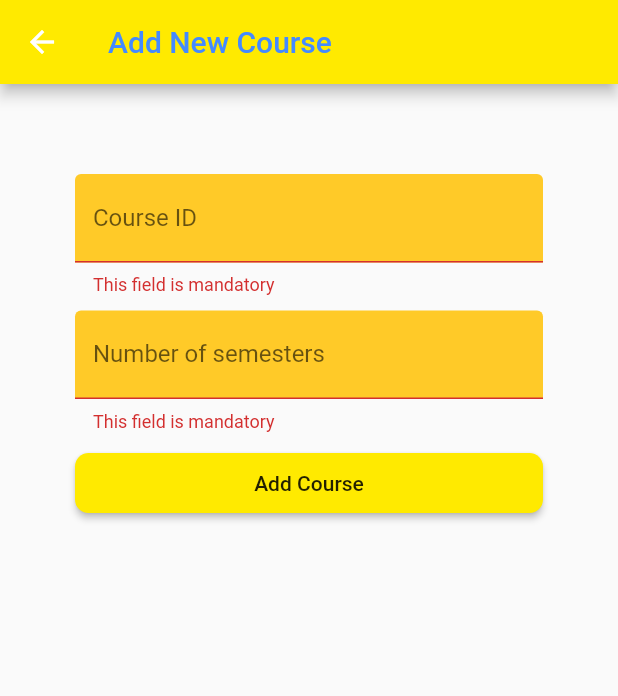
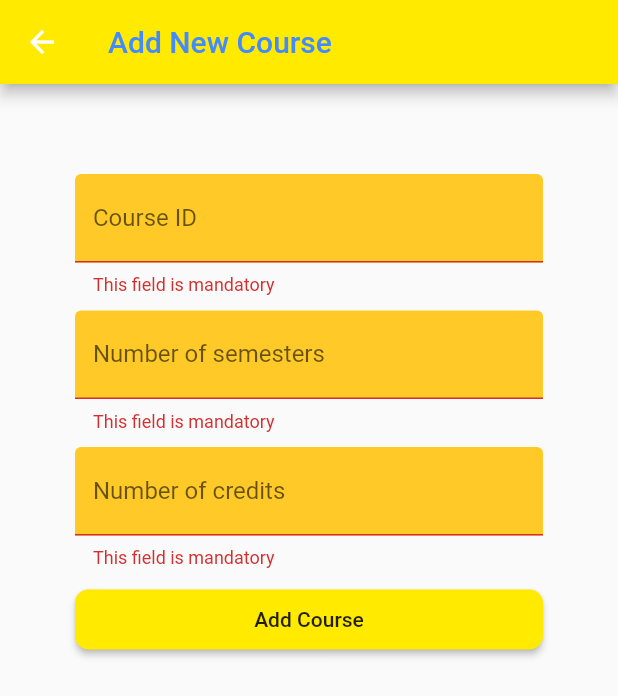
Before and after one commit to ayeshf/Code_Brigade_GPA_Cal, a Flutter app: the Add_New_Courses screen opened directly, after a tap on "Add Course", on a phone screen of 412 x 824 dp. Shown: the top 696 px of the screen. Run offline on Flutter 3.47's test engine with Material 2 defaults, Android fonts, the light colour scheme and no system bars; our stand-ins replace cloud_firestore, firebase_auth, firebase_core; missing offline and left inert: flutter_email_sender, mailer; accounts and stored records are empty.

Commit message:
Added the credits field for courses

```diff
--- a/lib/Add_New_Courses.dart
+++ b/lib/Add_New_Courses.dart
@@ -15,11 +15,13 @@ class Add_New_Courses_State extends State<Add_New_Courses> {
   final CollectionReference firestore_courses_collection = FirebaseFirestore.instance.collection('tblcourses');
   TextEditingController Course_ID = TextEditingController();
   TextEditingController Number_of_semesters = TextEditingController();
+  TextEditingController total_no_of_credits = TextEditingController();
+
   bool course_exist = false;
   final _Form_Validation_Key = GlobalKey<FormState>();
 
 
-  Future <void> Add_New_Course(String course_id, String no_of_semester) async{
+  Future <void> Add_New_Course(String course_id, String no_of_semester, String no_of_credits) async{
 
      await firestore_courses_collection.where('course_id', isEqualTo: course_id).get().then((filtered_courses){
        course_exist = false;
@@ -33,9 +35,11 @@ class Add_New_Courses_State extends State<Add_New_Courses> {
      if (course_exist == false){
        Course_ID.text = "";
        Number_of_semesters.text = "";
+       total_no_of_credits.text = "";
        return await firestore_courses_collection.doc().set({
         'course_id' : course_id,
         'no_of_semesters' : no_of_semester,
+        'total_credits' : no_of_credits,
        });
      }
 
@@ -96,6 +100,23 @@ class Add_New_Courses_State extends State<Add_New_Courses> {
 
               SizedBox(height: 10),
 
+              TextFormField(
+                validator: (validator_input) {
+                  if(validator_input == null || validator_input.isEmpty){
+                    return 'This field is mandatory';
+                  }
+                  return null;
+                },
+                controller: total_no_of_credits,
+                inputFormatters: [FilteringTextInputFormatter.digitsOnly],
+                decoration: InputDecoration(
+                    labelText: "Number of credits",
+                    fillColor: Colors.amber[400], filled: true
+                ),
+              ),
+
+              SizedBox(height: 10),
+
           ButtonTheme(
             height: 40.0,
             minWidth: 2000.00,
@@ -107,7 +128,7 @@ class Add_New_Courses_State extends State<Add_New_Courses> {
               onPressed: () {
                 if (_Form_Validation_Key.currentState.validate()){
                     Future.wait([
-                      Add_New_Course(Course_ID.text, Number_of_semesters.text),
+                      Add_New_Course(Course_ID.text, Number_of_semesters.text, total_no_of_credits.text),
                     ]).then((List <dynamic> future_value){
                       if (course_exist == true){
                         //course_exist = false;
--- a/lib/Edit_Delete_Courses.dart
+++ b/lib/Edit_Delete_Courses.dart
@@ -15,8 +15,10 @@ class Edit_Delete_Courses_State extends State<Edit_Delete_Courses> {
   final CollectionReference firestore_courses_collection = FirebaseFirestore.instance.collection('tblcourses');
   TextEditingController Course_ID = TextEditingController();
   TextEditingController Number_of_semesters = TextEditingController();
+  TextEditingController total_no_of_credits = TextEditingController();
   final _Form_Validation_Key = GlobalKey<FormState>();
   String Current_No_of_Semesters;
+  String Current_no_of_Credits;
   bool Search_Successful = false;
   String Current_Document_ID;
 
@@ -26,6 +28,7 @@ class Edit_Delete_Courses_State extends State<Edit_Delete_Courses> {
     ]).then((List <dynamic> future_value){
       if (Current_Document_ID != null){
         Number_of_semesters.text = Current_No_of_Semesters;
+        total_no_of_credits.text = Current_no_of_Credits;
       }else{
         return showDialog(context: context, builder: (context){
           Number_of_semesters.text = "";
@@ -55,6 +58,7 @@ class Edit_Delete_Courses_State extends State<Edit_Delete_Courses> {
               return showDialog(context: context, builder: (context){
                 Number_of_semesters.text = "";
                 Course_ID.text = "";
+                total_no_of_credits.text = "";
                 return AlertDialog(
                   title: Text("Record Deleted"),
                   actions: [
@@ -74,6 +78,7 @@ class Edit_Delete_Courses_State extends State<Edit_Delete_Courses> {
       }else {
         return showDialog(context: context, builder: (context){
           Number_of_semesters.text = "";
+          total_no_of_credits.text = "";
           return AlertDialog(
             title: Text("Unable to find such course"),
             actions: [
@@ -97,11 +102,13 @@ class Edit_Delete_Courses_State extends State<Edit_Delete_Courses> {
       if (Current_Document_ID != null){
         FirebaseFirestore.instance.collection('tblcourses').doc(Current_Document_ID).update(
             {
-              "no_of_semesters" : Number_of_semesters.text
+              "no_of_semesters" : Number_of_semesters.text,
+              "total_credits" : total_no_of_credits.text,
             }).then((values){
           Current_Document_ID = null;
           return showDialog(context: context, builder: (context){
             Number_of_semesters.text = "";
+            total_no_of_credits.text = "";
             Course_ID.text = "";
             return AlertDialog(
               title: Text("Record Updated"),
@@ -146,6 +153,7 @@ class Edit_Delete_Courses_State extends State<Edit_Delete_Courses> {
       Current_Document_ID = null;
       filtered_courses.docs.forEach((filtered_courses_i) {
         Current_No_of_Semesters = filtered_courses_i["no_of_semesters"];
+        Current_no_of_Credits = filtered_courses_i["total_credits"];
         Current_Document_ID = filtered_courses_i.id;
         return;
       });
@@ -195,6 +203,18 @@ class Edit_Delete_Courses_State extends State<Edit_Delete_Courses> {
                   inputFormatters: [FilteringTextInputFormatter.digitsOnly],
                   decoration: InputDecoration(
                       labelText: "Number of semesters",
+                      fillColor: Colors.amber[400], filled: true
+                  ),
+                ),
+
+                SizedBox(height: 10),
+
+                TextFormField(
+                  controller: total_no_of_credits,
+                  //enabled: false,
+                  inputFormatters: [FilteringTextInputFormatter.digitsOnly],
+                  decoration: InputDecoration(
+                      labelText: "Number of credits",
                       fillColor: Colors.amber[400], filled: true
                   ),
                 ),
```
